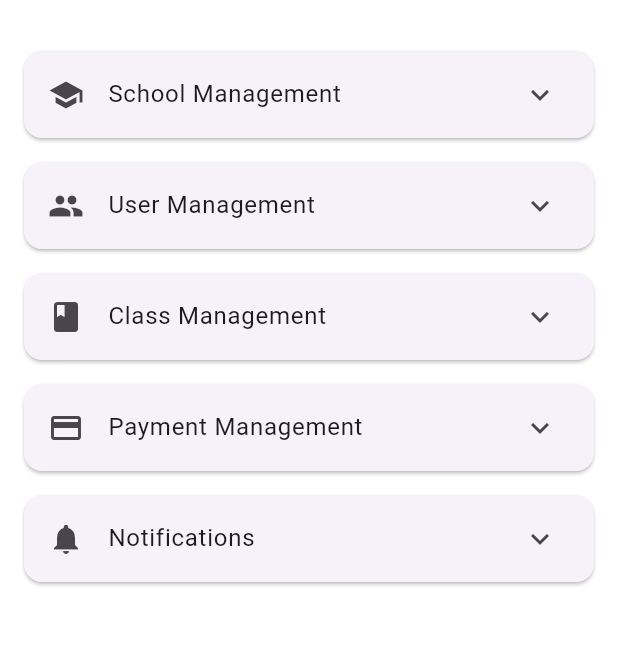
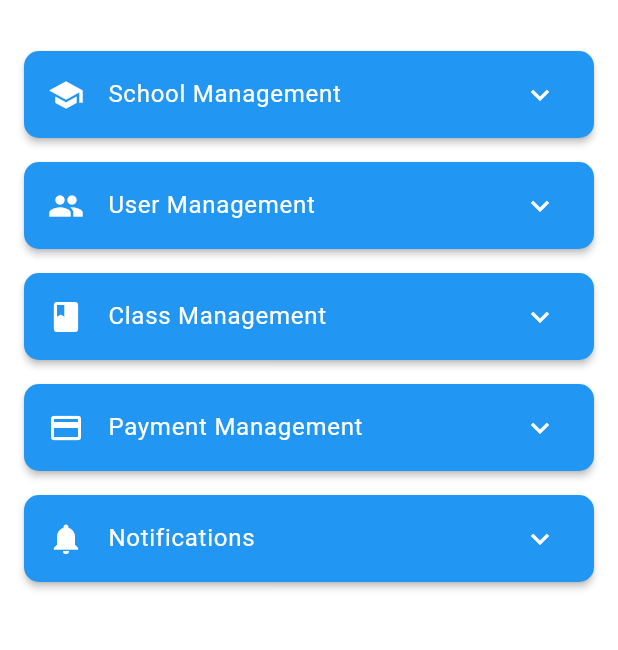
Before and after one commit to Nagil22/DemoApp, a Flutter app: the AdminDashboardScreen screen opened by its route, on a phone screen of 412 x 824 dp, the part 57-707 px from its top. Run offline on Flutter 3.47's test engine with Material 3 defaults, Android fonts, the phone set to English and light mode, and no system bars; our stand-ins replace cloud_firestore, firebase_auth, firebase_core, firebase_messaging, flutter_svg, loading_animation_widget and 2 more; accounts and stored records are empty.

Commit message:
Admin dashboard UI updated

```diff
--- a/lib/school/admin_dashboard_screen.dart
+++ b/lib/school/admin_dashboard_screen.dart
@@ -86,12 +86,26 @@ class AdminDashboardScreenState extends State<AdminDashboardScreen> {
   Widget _buildSection(String title, IconData icon, Widget Function() contentBuilder) {
     return Card(
       margin: const EdgeInsets.only(bottom: 16),
-      child: ExpansionTile(
-        leading: Icon(icon),
-        title: Text(title),
-        backgroundColor: Colors.blueAccent,
-        children: [contentBuilder()],
+      elevation: 2,
+      color: Colors.blue.withOpacity(1),
+      shape:  RoundedRectangleBorder(
+          // side:  BorderSide(color: Colors.black.withOpacity(0.2), width: 1.0),
+          borderRadius: BorderRadius.circular(10.0)
       ),
+        child:
+        Theme(
+          data: Theme.of(context).copyWith(dividerColor: Colors.transparent),
+          child: ExpansionTile(
+            leading: Icon(icon),
+            title: Text(title),
+            // textColor: Colors.blue,
+            collapsedTextColor: Colors.white,
+            iconColor: Colors.blue,
+            collapsedIconColor: Colors.white,
+            backgroundColor: Colors.white,
+            children: [contentBuilder()],
+          ),
+        )
     );
   }
 
```
